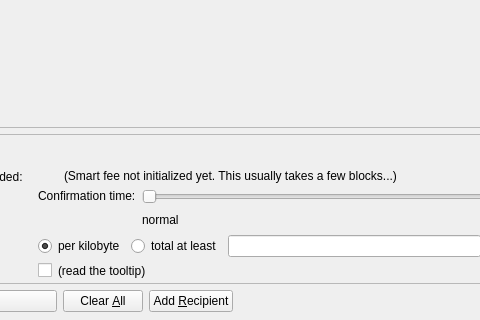
quavence/quavence-node, file src/qt/forms/sendcoinsdialog.ui: the form before one commit; both pictures show x 104 to 584 and y 206 to 526 of the 850 by 526 pixel window.
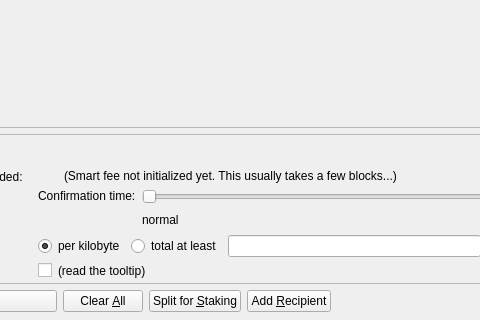
The form after the commit. Icons and pictures are not drawn. Custom widgets are drawn as their Qt base class.

What changed in the file:
```diff
--- a/src/qt/forms/sendcoinsdialog.ui
+++ b/src/qt/forms/sendcoinsdialog.ui
@@ -1167,6 +1167,19 @@
        </property>
       </widget>
      </item>
+     <item>
+      <widget class="QPushButton" name="splitForStakingButton">
+       <property name="toolTip">
+        <string>Split balance into many outputs in this wallet for staking</string>
+       </property>
+       <property name="text">
+        <string>Split for &amp;Staking</string>
+       </property>
+       <property name="autoDefault">
+        <bool>false</bool>
+       </property>
+      </widget>
+     </item>
      <item>
       <widget class="QPushButton" name="addButton">
        <property name="toolTip">
```
